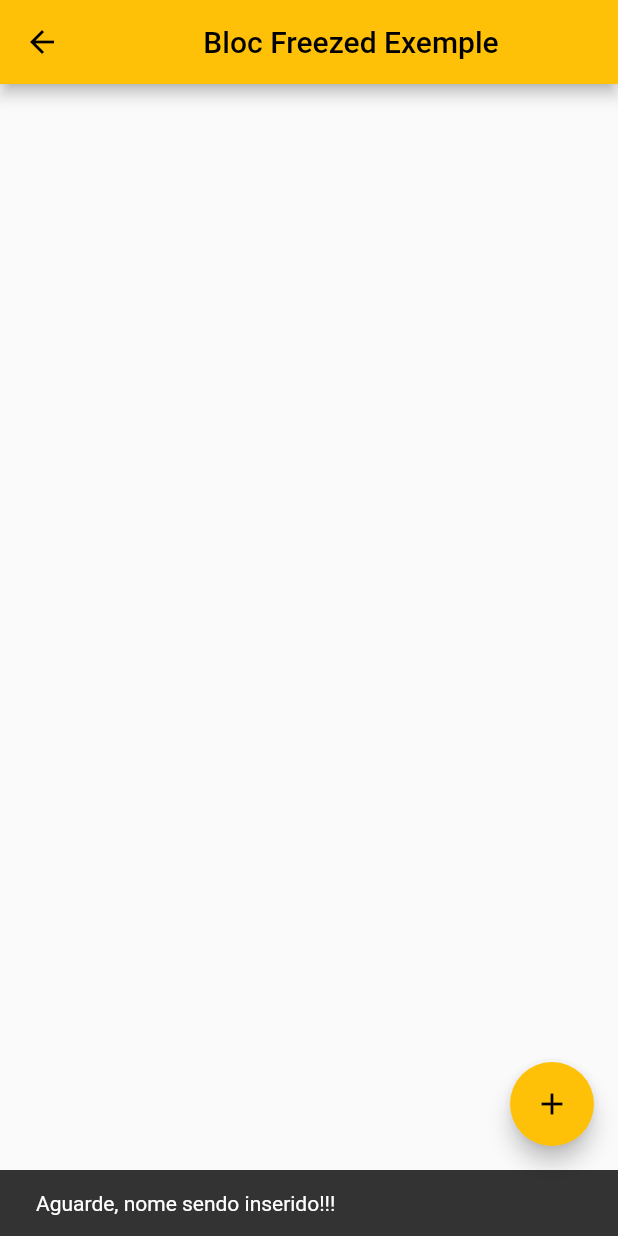
After one commit to wahlfernando/aprofundando_no_bloc, a Flutter app: the BlocFreezedExemple screen opened by its route, after a tap on the "add" icon, on a phone screen of 412 x 824 dp. The commit adds this screen. Run offline on Flutter 3.47's test engine with Material 2 defaults, Android fonts, the phone set to English and light mode, and no system bars; our stand-ins replace bloc, flutter_bloc, freezed_annotation.

Commit message:
including freezed in the project, to work with bloc

```diff
--- a/lib/feature/bloc_exemple/bloc/exemple_bloc.dart
+++ b/lib/feature/bloc_exemple/bloc/exemple_bloc.dart
@@ -14,6 +14,22 @@ class ExempleBloc extends Bloc<ExempleEvent, ExempleState> {
     //mapeando os eventos - Precisa ter isso se não não invoca a execução do metodo
     on<ExempleFindNameEvent>(_findNames);
     on<ExempleRemoveNameEvent>(_removeNames);
+    on<ExempleAddNameEvent>(_addNames);
+  }
+
+  FutureOr<void> _addNames(
+      ExempleAddNameEvent event,
+      Emitter<ExempleState> emit,
+      ) {
+
+    final stateExemple = state;
+    if(stateExemple is ExempleStateData){
+      final names = [...stateExemple.names]; // basicamente duplica a lista e mostra sempre a lista atual
+      names.add(event.name);
+      emit(ExempleStateData(names: names));
+
+    }
+
   }
 
   FutureOr<void> _removeNames(
--- a/lib/feature/bloc_exemple/bloc/exemple_event.dart
+++ b/lib/feature/bloc_exemple/bloc/exemple_event.dart
@@ -4,10 +4,12 @@ abstract class ExempleEvent {}
 
 class ExempleFindNameEvent extends ExempleEvent {}
 
-class ExempleAddNameEvent extends ExempleEvent {}
+class ExempleAddNameEvent extends ExempleEvent {
+  final String name;
+  ExempleAddNameEvent({required this.name});
+}
 
 class ExempleRemoveNameEvent extends ExempleEvent {
   final String name;
-
   ExempleRemoveNameEvent({required this.name});
 }
--- a/lib/feature/bloc_exemple/bloc_exemple.dart
+++ b/lib/feature/bloc_exemple/bloc_exemple.dart
@@ -9,10 +9,10 @@ class BlocExemple extends StatelessWidget {
   Widget build(BuildContext context) {
     return Scaffold(
         appBar: AppBar(
-          title: Center(child: const Text('Bloc exemple')),
+          title: const Center(child: Text('Bloc exemple')),
         ),
         body: BlocListener<ExempleBloc, ExempleState>(
-          //listenWhen tem o poder de tomar uma desciusão de quando o pedaço do código vai re-buildar, somente quando tiver uma descisão
+          //listenWhen tem o poder de tomar uma descisão de quando o pedaço do código vai re-buildar, somente quando tiver uma descisão
           listenWhen: ((previous, current) {
             //ex:
             if(previous is ExempleInitial && current is ExempleStateData){
@@ -50,7 +50,7 @@ class BlocExemple extends StatelessWidget {
                 }
                 return const SizedBox.shrink();
               }, listener: (context, state) {
-                print("Alteração executada");
+                debugPrint("Alteração executada");
               }),
               BlocSelector<ExempleBloc, ExempleState, List<String>>(
                   selector: (state) {
@@ -65,7 +65,9 @@ class BlocExemple extends StatelessWidget {
                   itemBuilder: (context, index) {
                     return ListTile(
                       onTap: () {
-                        context.read<ExempleBloc>().add(ExempleRemoveNameEvent(name: names[index]));
+                        // context.read<ExempleBloc>().add(ExempleRemoveNameEvent(name: names[index]));
+                        context.read<ExempleBloc>().add(ExempleAddNameEvent(name: "String add adicionado"));
+
                       },
                       title: Text(names[index]),
                     );
--- /dev/null
+++ b/lib/feature/bloc_exemple/bloc_freezed/exemple_freezed_bloc.dart
@@ -0,0 +1,77 @@
+import 'dart:async';
+
+import 'package:bloc/bloc.dart';
+import 'package:freezed_annotation/freezed_annotation.dart';
+
+part 'exemple_freezed_state.dart';
+
+part 'exemplefreezed_event.dart';
+
+part 'exemple_freezed_bloc.freezed.dart';
+
+class ExempleFreezesBloc
+    extends Bloc<ExempleFreezedEvent, ExempleFreezedState> {
+  ExempleFreezesBloc() : super(ExempleFreezedState.initial()) {
+    on<_ExempleFreezedEventFindNames>(_findNames);
+    on<_ExempleFreezedEventAddName>(_addName);
+    on<_ExempleFreezedEventRemoveName>(_removeNames);
+  }
+
+  FutureOr<void> _addName(
+    _ExempleFreezedEventAddName event,
+    Emitter<ExempleFreezedState> emit,
+  ) async{
+
+    //IMPORTANTE => Sem,pre que usar o EMIT(), está sendo usando um novo estado na tela, podendeo ser que o estado que esta atualmente seja eliminado e
+    // algum ponto importante pode ser que se perda na tela, dessa forma precisa sempre verificar sempre a lógica de retorno e contarnar para
+    // aparecer o conteudo correto em tela.
+
+    //recuperando os nomes
+    final names = state.maybeWhen(
+      data: (names) => names,
+      orElse: () => const <String>[],
+    );
+
+    emit(ExempleFreezedState.showBanner(names: names, message: "Aguarde, nome sendo inserido!!!"));
+    await Future.delayed(const Duration(seconds: 2));
+
+    final newNames = [...names];
+    newNames.add(event.name);
+
+    emit(ExempleFreezedState.data(names: newNames));
+  }
+
+  FutureOr<void> _removeNames(
+    _ExempleFreezedEventRemoveName event,
+    Emitter<ExempleFreezedState> emit,
+  ) {
+    //novamente recupera os nomes da mesma forma
+    final names = state.maybeWhen(
+      data: (names) => names,
+      orElse: () => const <String>[],
+    );
+
+    final newNames = [...names];
+    newNames.retainWhere((element) => element != event.name);
+
+    emit(ExempleFreezedState.data(names: newNames));
+  }
+
+  //Evento para Buscar nomes ao iniciar a tela
+  FutureOr<void> _findNames(
+    _ExempleFreezedEventFindNames event,
+    Emitter<ExempleFreezedState> emit,
+  ) async {
+    final names = [
+      "Fernando Alexande Wahl",
+      "Pai",
+      "Marido",
+      "Desenvolvvedor Java",
+      "Desenvolvvedor Flutter",
+      "Desenvolvvedor Backend",
+    ];
+    emit(ExempleFreezedState.loading());
+    await Future.delayed(const Duration(seconds: 4));
+    emit(ExempleFreezedState.data(names: names));
+  }
+}
--- /dev/null
+++ b/lib/feature/bloc_exemple/bloc_freezed/exemple_freezed_state.dart
@@ -0,0 +1,16 @@
+part of 'exemple_freezed_bloc.dart';
+
+@freezed
+class ExempleFreezedState with _$ExempleFreezedState {
+  factory ExempleFreezedState.initial() = _$ExempleFreezedStateInitial;
+
+  factory ExempleFreezedState.loading() = _$ExempleFreezedStateLoading;
+
+  factory ExempleFreezedState.showBanner({
+    required String message,
+    required List<String> names,
+  }) = _$ExempleFreezedStateShowBanner;
+
+  factory ExempleFreezedState.data({required List<String> names}) =
+      _$ExempleFreezedStateData;
+}
--- /dev/null
+++ b/lib/feature/bloc_exemple/bloc_freezed/exemplefreezed_event.dart
@@ -0,0 +1,12 @@
+part of 'exemple_freezed_bloc.dart';
+
+@freezed
+class ExempleFreezedEvent with _$ExempleFreezedEvent {
+  const factory ExempleFreezedEvent.findNames() = _ExempleFreezedEventFindNames;
+
+  const factory ExempleFreezedEvent.addName(String name) =
+      _ExempleFreezedEventAddName;
+
+  const factory ExempleFreezedEvent.removeName(String name) =
+      _ExempleFreezedEventRemoveName;
+}
--- /dev/null
+++ b/lib/feature/bloc_exemple/bloc_freezed_exemple.dart
@@ -0,0 +1,77 @@
+import 'package:aprofundamento_no_bloc/feature/bloc_exemple/bloc_freezed/exemple_freezed_bloc.dart';
+import 'package:flutter/material.dart';
+import 'package:flutter_bloc/flutter_bloc.dart';
+
+class BlocFreezedExemple extends StatelessWidget {
+  const BlocFreezedExemple({Key? key}) : super(key: key);
+
+  @override
+  Widget build(BuildContext context) {
+    return Scaffold(
+      appBar: AppBar(
+        title: const Center(child: Text('Bloc Freezed Exemple')),
+      ),
+      floatingActionButton: FloatingActionButton(
+        child: const Icon(Icons.add),
+        onPressed: () {
+          context.read<ExempleFreezesBloc>().add(
+                const ExempleFreezedEvent.addName('Novo nome na lista'),
+              );
+        },
+      ),
+      body: BlocListener<ExempleFreezesBloc, ExempleFreezedState>(
+        listener: (context, state) {
+          state.whenOrNull(showBanner: (message, _) {
+            ScaffoldMessenger.of(context).showSnackBar(
+              SnackBar(
+                content: Text(message),
+              ),
+            );
+          });
+        },
+        child: Column(
+          children: [
+            BlocSelector<ExempleFreezesBloc, ExempleFreezedState, bool>(
+                selector: (state) {
+              return state.maybeWhen(
+                loading: () => true,
+                orElse: () => false,
+              );
+            }, builder: (context, showLoader) {
+              if (showLoader) {
+                return const Expanded(
+                  child: Center(
+                    child: CircularProgressIndicator(),
+                  ),
+                );
+              }
+              return const SizedBox.shrink();
+            }),
+            BlocSelector<ExempleFreezesBloc, ExempleFreezedState, List<String>>(
+              selector: (state) {
+                return state.maybeWhen(
+                  data: (names) => names,
+                  showBanner: (_, names) => names,
+                  orElse: () => <String>[],
+                );
+              },
+              builder: (_, names) {
+                debugPrint("Build names ...!!!");
+                return ListView.builder(
+                  shrinkWrap: true,
+                  itemCount: names.length,
+                  itemBuilder: (context, index) {
+                    return ListTile(
+                      onTap: () {},
+                      title: Text(names[index]),
+                    );
+                  },
+                );
+              },
+            ),
+          ],
+        ),
+      ),
+    );
+  }
+}
--- a/lib/home_page/home_page.dart
+++ b/lib/home_page/home_page.dart
@@ -8,7 +8,7 @@ class HomePage extends StatelessWidget {
   Widget build(BuildContext context) {
     return Scaffold(
       appBar: AppBar(
-        title: Center(child: const Text('Bloc a Fundo')),
+        title: const Center(child: Text('Bloc a Fundo')),
       ),
       body: SafeArea(
         child: Column(
@@ -22,7 +22,9 @@ class HomePage extends StatelessWidget {
                       Navigator.of(context).pushNamed("/bloc/exemple");
                     },
                     text: "Exemplo"),
-              ButtonCard(onTap: () {}, text: "Exemplo Freezed")
+                ButtonCard(onTap: () {
+                  Navigator.of(context).pushNamed("/bloc/exemple/freezed");
+                }, text: "Exemplo Freezed")
               ],
             ),
             Row(
@@ -33,7 +35,8 @@ class HomePage extends StatelessWidget {
               ],
             )
           ],
-      )),
+        ),
+      ),
     );
   }
 }
--- a/lib/main.dart
+++ b/lib/main.dart
@@ -1,5 +1,7 @@
 import 'package:aprofundamento_no_bloc/feature/bloc_exemple/bloc/exemple_bloc.dart';
 import 'package:aprofundamento_no_bloc/feature/bloc_exemple/bloc_exemple.dart';
+import 'package:aprofundamento_no_bloc/feature/bloc_exemple/bloc_freezed/exemple_freezed_bloc.dart';
+import 'package:aprofundamento_no_bloc/feature/bloc_exemple/bloc_freezed_exemple.dart';
 import 'package:flutter/material.dart';
 import 'package:flutter_bloc/flutter_bloc.dart';
 
@@ -17,17 +19,24 @@ class MyApp extends StatelessWidget {
     return MaterialApp(
       debugShowCheckedModeBanner: false,
       title: 'Flutter Demo',
-      theme: ThemeData(
-        primarySwatch: Colors.yellow
-      ),
+      theme: ThemeData(primarySwatch: Colors.amber),
       home: const HomePage(),
       routes: {
         '/home': (_) => const HomePage(),
         '/bloc/exemple': (_) => BlocProvider(
-              create: (_) => ExempleBloc()..add(ExempleFindNameEvent()),
+              create: (_) => ExempleBloc()
+                ..add(
+                  ExempleFindNameEvent(),
+                ),
               child: const BlocExemple(),
             ),
-
+        '/bloc/exemple/freezed': (_) => BlocProvider(
+              create: (context) => ExempleFreezesBloc()
+                ..add(
+                  const ExempleFreezedEvent.findNames(),
+                ),
+              child: const BlocFreezedExemple(),
+            ),
       },
     );
   }
--- a/pubspec.yaml
+++ b/pubspec.yaml
@@ -14,11 +14,15 @@ dependencies:
   cupertino_icons: ^1.0.2
   bloc: ^8.1.0
   flutter_bloc: ^8.1.1
+  freezed_annotation: ^2.1.0
+
 
 dev_dependencies:
   flutter_test:
     sdk: flutter
   flutter_lints: ^2.0.0
+  freezed: ^2.1.0+1
+  build_runner: ^2.2.0
 
 
 flutter:
```
Also changed, not shown: lib/feature/bloc_exemple/bloc_freezed/exemple_freezed_bloc.freezed.dart (added), pubspec.lock. Lines whose indentation alone changed are shown as unchanged.
